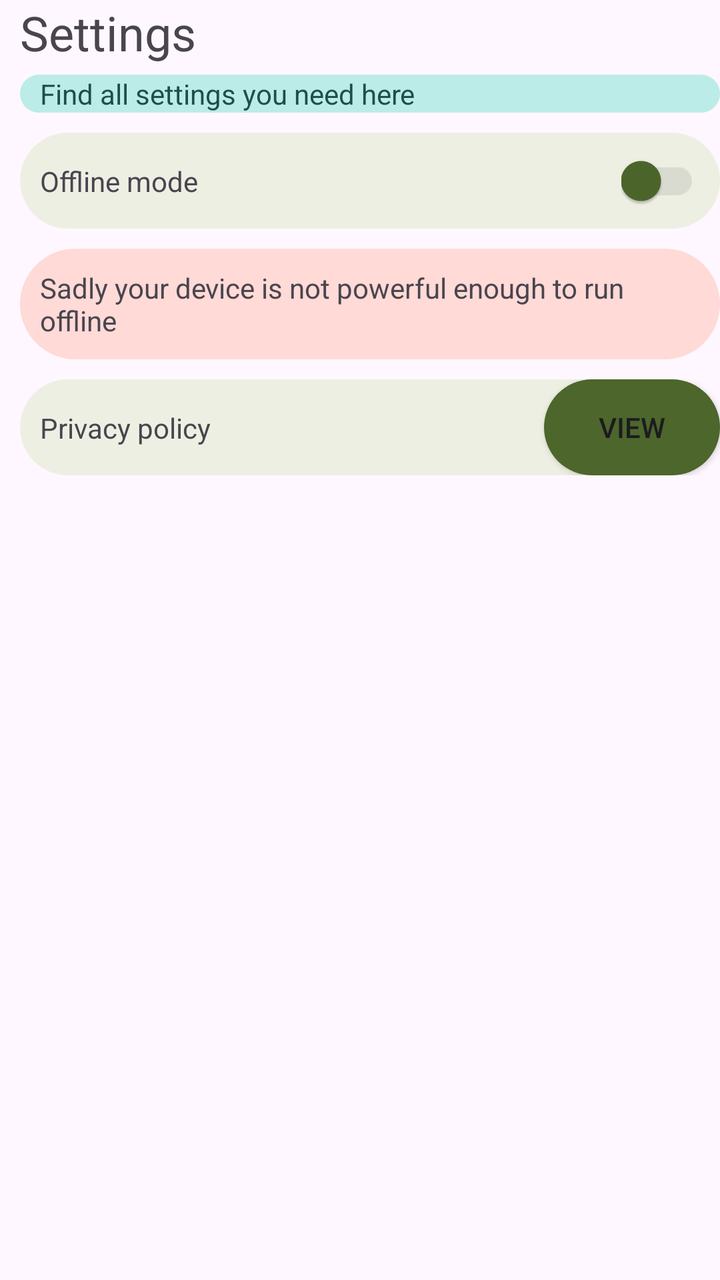
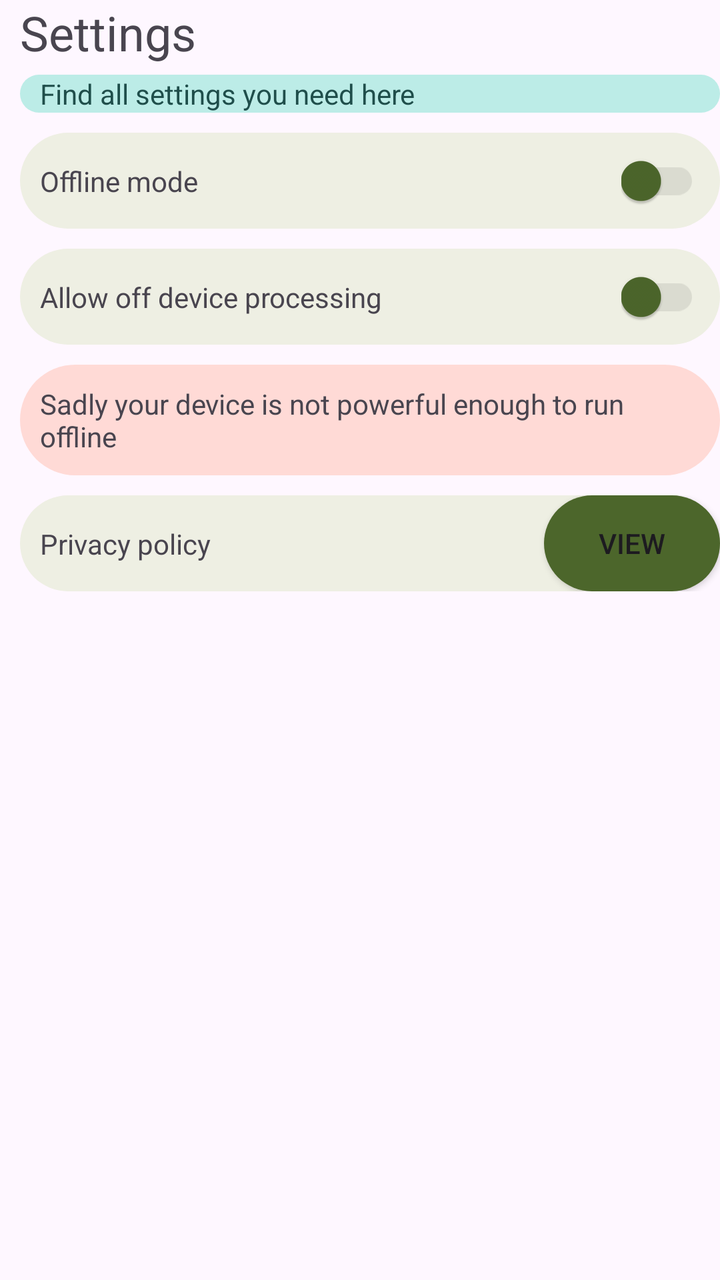

Screens rendered from an Android XML layout before and after an edit, with the pre-edit source and the edit as a unified diff.
<!-- AndroidManifest.xml: application theme Theme.Task82HD -->
<!-- res/layout/fragment_settings.xml -->
<?xml version="1.0" encoding="utf-8"?>
<LinearLayout xmlns:android="http://schemas.android.com/apk/res/android"
    xmlns:tools="http://schemas.android.com/tools"
    android:layout_width="match_parent"
    android:layout_height="match_parent"
    xmlns:app="http://schemas.android.com/apk/res-auto"
    android:paddingStart="@dimen/standard_padding"
    android:layout_marginEnd="@dimen/standard_padding"
    tools:context=".Fragment.SettingsFragment"
    android:orientation="vertical">

    <TextView
        android:layout_width="match_parent"
        android:layout_height="wrap_content"
        android:text="Settings"
        style="@style/App.Title"/>

    <TextView
        android:layout_width="match_parent"
        android:layout_height="wrap_content"
        android:layout_marginTop="@dimen/margin_small"
        android:text="Find all settings you need here"
        android:background="@drawable/background_tertiary"
        android:paddingStart="@dimen/standard_padding"
        android:paddingEnd="@dimen/standard_padding"
        android:textColor="@color/md_theme_onTertiaryContainer"/>

    <androidx.constraintlayout.widget.ConstraintLayout
        android:layout_width="match_parent"
        android:layout_height="wrap_content"
        android:background="@drawable/background"
        android:layout_marginTop="@dimen/margin_large">

        <TextView
            android:layout_width="match_parent"
            android:layout_height="wrap_content"
            app:layout_constraintEnd_toStartOf="parent"
            app:layout_constraintTop_toTopOf="parent"
            android:paddingStart="@dimen/standard_padding"
            app:layout_constraintBottom_toBottomOf="parent"
            android:text="Offline mode"/>

        <com.google.android.material.switchmaterial.SwitchMaterial
            android:layout_width="wrap_content"
            android:layout_height="wrap_content"
            app:layout_constraintEnd_toEndOf="parent"
            android:paddingEnd="@dimen/standard_padding"
            android:id="@+id/offline_mode_toggle"
            app:layout_constraintTop_toTopOf="parent" />

    </androidx.constraintlayout.widget.ConstraintLayout>

    <TextView
        android:layout_width="match_parent"
        android:layout_height="wrap_content"
        android:layout_marginTop="@dimen/margin_large"
        android:background="@drawable/background_warning"
        android:id="@+id/offline_mode_text"
        android:padding="@dimen/standard_padding"
        android:text="@string/cant_run_on_device"/>

    <androidx.constraintlayout.widget.ConstraintLayout
        android:layout_width="match_parent"
        android:layout_height="wrap_content"
        android:background="@drawable/background"
        android:layout_marginTop="@dimen/margin_large">

        <TextView
            android:layout_width="match_parent"
            android:layout_height="wrap_content"
            app:layout_constraintEnd_toStartOf="parent"
            app:layout_constraintTop_toTopOf="parent"
            android:paddingStart="@dimen/standard_padding"
            app:layout_constraintBottom_toBottomOf="parent"
            android:text="Privacy policy"/>

        <Button
            android:layout_width="wrap_content"
            android:layout_height="wrap_content"
            app:layout_constraintEnd_toEndOf="parent"
            android:background="@drawable/background_primary"
            
            android:text="View"/>

    </androidx.constraintlayout.widget.ConstraintLayout>




</LinearLayout>
<!-- resources referenced by this layout -->
<resources>
  <color name="md_theme_onTertiaryContainer">#1F4E4B</color>
  <dimen name="margin_large">10dp</dimen>
  <dimen name="margin_small">5dp</dimen>
  <dimen name="standard_padding">10dp</dimen>
  <!-- drawable background (drawable) -->
  <?xml version="1.0" encoding="utf-8"?>
  <shape xmlns:android="http://schemas.android.com/apk/res/android"
      android:shape="rectangle">
  
      <solid android:color="@color/md_theme_surfaceContainer" />
  
      <corners android:radius="@dimen/corner_radius_big" />
  </shape>
  <!-- drawable background_primary (drawable) -->
  <?xml version="1.0" encoding="utf-8"?>
  <shape xmlns:android="http://schemas.android.com/apk/res/android"
      android:shape="rectangle">
  
      <solid android:color="@color/md_theme_primary" />
  
      <corners android:radius="@dimen/corner_radius_big" />
  </shape>
  <!-- drawable background_tertiary (drawable) -->
  <?xml version="1.0" encoding="utf-8"?>
  <shape xmlns:android="http://schemas.android.com/apk/res/android"
      android:shape="rectangle">
  
      <solid android:color="@color/md_theme_tertiaryContainer" />
  
      <corners android:radius="@dimen/corner_radius_big" />
  </shape>
  <!-- drawable background_warning (drawable) -->
  <?xml version="1.0" encoding="utf-8"?>
  <shape xmlns:android="http://schemas.android.com/apk/res/android"
      android:shape="rectangle">
  
      <solid android:color="@color/md_theme_errorContainer" />
  
      <corners android:radius="@dimen/corner_radius_big" />
  </shape>
  <string name="cant_run_on_device">Sadly your device is not powerful enough to run offline</string>
  <style name="App.Title" parent="Widget.AppCompat.TextView">
          <item name="fontWeight">700</item>
          <item name="android:textSize">@dimen/text_title</item>
          <item name="paddingStart">@dimen/standard_padding</item>
      </style>
  <style name="Theme.Task82HD" parent="Base.Theme.Task82HD" />
  <color name="md_theme_surfaceContainer">#EEEFE3</color>
  <dimen name="corner_radius_big">28dp</dimen>
  <color name="md_theme_primary">#4C662B</color>
  <color name="md_theme_tertiaryContainer">#BCECE7</color>
  <color name="md_theme_errorContainer">#FFDAD6</color>
  <dimen name="text_title">24sp</dimen>
  <style name="Base.Theme.Task82HD" parent="Theme.Material3.DayNight.NoActionBar">
  
          <item name="materialButtonStyle">@style/App.Button</item>
          <item name="textInputStyle">@style/App.TextInputLayout.OutlinedBox</item>
          <item name="switchStyle">@style/App.Switch</item>
      </style>
  <style name="App.Button" parent="Widget.Material3.Button">
          <item name="backgroundTint">@color/md_theme_primary</item>
          <item name="android:textAllCaps">false</item>
          <item name="cornerRadius">12dp</item>
          <item name="background">@drawable/background_primary</item>
      </style>
  <style name="App.TextInputLayout.OutlinedBox" parent="Widget.Material3.TextInputLayout.OutlinedBox">
          <item name="boxStrokeColor">@color/md_theme_primary</item>
          <item name="hintTextColor">@color/md_theme_primary</item>
          <item name="android:textColor">@color/md_theme_primary</item>
  
          <item name="android:textColorHint">@color/md_theme_primary</item>
      </style>
  <style name="App.Switch" parent="Widget.MaterialComponents.CompoundButton.Switch">
          <item name="thumbTint">@color/md_theme_primary</item>
          <item name="trackTint">@color/md_theme_surfaceDim</item>
      </style>
  <color name="md_theme_surfaceDim">#DADBD0</color>
</resources>

<!-- the commit's change to res/layout/fragment_settings.xml (unified diff, before → after) -->
@@ -50,6 +50,31 @@
 
     </androidx.constraintlayout.widget.ConstraintLayout>
 
+    <androidx.constraintlayout.widget.ConstraintLayout
+        android:layout_width="match_parent"
+        android:layout_height="wrap_content"
+        android:background="@drawable/background"
+        android:layout_marginTop="@dimen/margin_large">
+
+        <TextView
+            android:layout_width="match_parent"
+            android:layout_height="wrap_content"
+            app:layout_constraintEnd_toStartOf="parent"
+            app:layout_constraintTop_toTopOf="parent"
+            android:paddingStart="@dimen/standard_padding"
+            app:layout_constraintBottom_toBottomOf="parent"
+            android:text="Allow off device processing"/>
+
+        <com.google.android.material.switchmaterial.SwitchMaterial
+            android:layout_width="wrap_content"
+            android:layout_height="wrap_content"
+            app:layout_constraintEnd_toEndOf="parent"
+            android:paddingEnd="@dimen/standard_padding"
+            android:id="@+id/off_device_processing"
+            app:layout_constraintTop_toTopOf="parent" />
+
+    </androidx.constraintlayout.widget.ConstraintLayout>
+
     <TextView
         android:layout_width="match_parent"
         android:layout_height="wrap_content"
